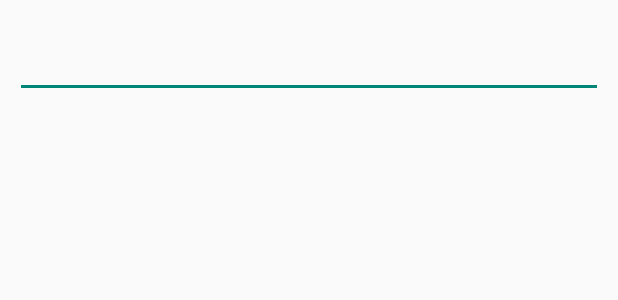
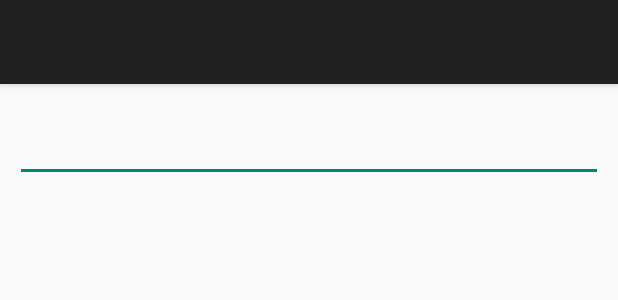
Before and after one commit to hussu97/SafeSplit, an Android app: the layout activity_add_users.xml on its own in the app's theme, with its tools: preview values and no code run, on a phone screen of 412 x 824 dp. Shown: the top 300 px of the screen. Run offline under Robolectric (Android 15) with nearby library versions, the phone set to English and light mode, and no system bars.

Commit message:
making new branch

```diff
--- a/app/build.gradle
+++ b/app/build.gradle
@@ -4,11 +4,12 @@ android {
     compileSdkVersion 28
     defaultConfig {
         applicationId "com.example.b00063271.safesplit"
-        minSdkVersion 18
+        minSdkVersion 21
         targetSdkVersion 22
         versionCode 1
         versionName "1.0"
         testInstrumentationRunner "androidx.test.runner.AndroidJUnitRunner"
+        multiDexEnabled true
     }
     buildTypes {
         release {
@@ -36,5 +37,7 @@ dependencies {
     androidTestImplementation 'androidx.test:runner:1.1.0'
     androidTestImplementation 'androidx.test.espresso:espresso-core:3.1.0'
     implementation 'com.android.support:design:28.0.0'
+    implementation 'com.android.support:multidex:1.0.3'
+    implementation 'com.android.support:appcompat-v7:+'
 }
 apply plugin: 'com.google.gms.google-services'
--- a/app/src/main/AndroidManifest.xml
+++ b/app/src/main/AndroidManifest.xml
@@ -12,7 +12,7 @@
         android:label="@string/app_name"
         android:roundIcon="@mipmap/ic_launcher_round"
         android:supportsRtl="true"
-        android:theme="@style/customTheme">
+        android:theme="@style/Theme.AppCompat.DayNight.DarkActionBar">
         <activity android:name=".SignInActivity" />
         <activity android:name=".SignOutActivity" />
         <activity android:name=".SignUpActivity" />
@@ -25,7 +25,7 @@
                 <category android:name="android.intent.category.LAUNCHER" />
             </intent-filter>
         </activity>
-        <activity android:name=".AddUsers" />
+        <activity android:name=".AddUsers"></activity>
         <activity android:name=".AddBill"/>
         <activity android:name=".paidByActivity"></activity>
     </application>
--- a/app/src/main/java/com/example/b00063271/safesplit/SignInActivity.java
+++ b/app/src/main/java/com/example/b00063271/safesplit/SignInActivity.java
@@ -28,6 +28,7 @@ public class SignInActivity extends AppCompatActivity {
     private TextView signupLink;
     private FirebaseAuth mAuth;
     private UserDB userDB;
+
     @Override
     public void onCreate(Bundle savedInstanceState) {
         super.onCreate(savedInstanceState);
--- a/app/src/main/res/layout/activity_add_users.xml
+++ b/app/src/main/res/layout/activity_add_users.xml
@@ -7,6 +7,15 @@
     android:orientation="vertical"
     tools:context=".AddUsers">
 
+    <android.support.v7.widget.Toolbar
+        android:id="@+id/my_toolbar"
+        android:layout_width="match_parent"
+        android:layout_height="?attr/actionBarSize"
+        android:background="?attr/colorPrimary"
+        android:elevation="4dp"
+        android:theme="@style/ThemeOverlay.AppCompat.ActionBar"
+        app:popupTheme="@style/ThemeOverlay.AppCompat.Light"/>
+
     <LinearLayout
         android:layout_width="match_parent"
         android:layout_height="wrap_content"
@@ -14,15 +23,15 @@
 
         <MultiAutoCompleteTextView
             android:id="@+id/multiAutoCompleteTextView"
-            android:layout_width="wrap_content"
+            android:layout_width="0dp"
             android:layout_height="wrap_content"
+            android:layout_marginLeft="10dp"
+            android:layout_marginTop="20dp"
+            android:layout_marginRight="10dp"
             android:layout_marginBottom="10dp"
-            android:layout_marginLeft="10dp"
-            android:layout_marginRight="10dp"
-            android:layout_marginTop="20dp"
             android:layout_weight="1"
-            android:inputType="text"
-            android:imeOptions="actionDone"/>
+            android:imeOptions="actionDone"
+            android:inputType="text" />
 
     </LinearLayout>
 
@@ -32,5 +41,4 @@
         android:layout_height="match_parent"
         android:layout_weight="1"
         android:padding="5dp" />
-
 </LinearLayout>
--- a/app/src/main/res/values/colors.xml
+++ b/app/src/main/res/values/colors.xml
@@ -1,7 +1,7 @@
 <?xml version="1.0" encoding="utf-8"?>
 <resources>
     <color name="colorPrimary">#3F51B5</color>
-    <color name="colorPrimaryDark">#303f9f</color>
+    <color name="colorPrimaryDark">#000</color>
     <color name="colorAccent">#ff4081</color>
     <color name="titlebackgroundcolor">#3232CD</color>
     <color name="titletextcolor">#FFFF00</color>
```
Also changed, not shown: app/src/main/java/com/example/b00063271/safesplit/AddUsers.java (+32 -5 lines), app/src/main/res/layout/activity_paid_by.xml (added, +9 -0 lines).
